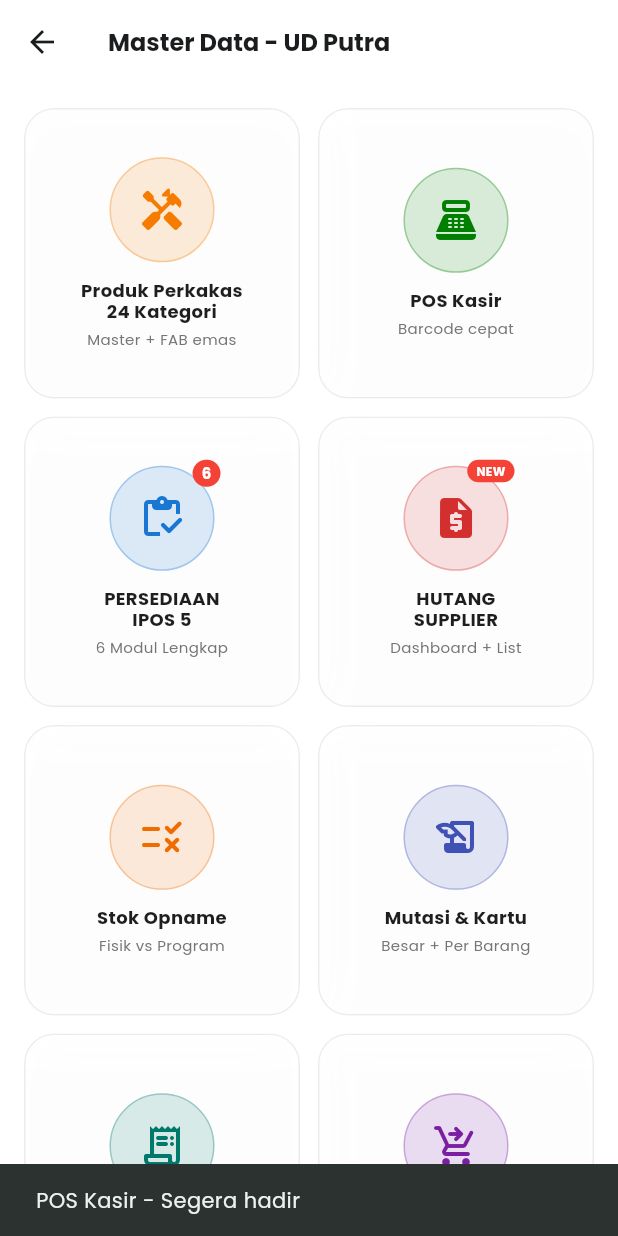
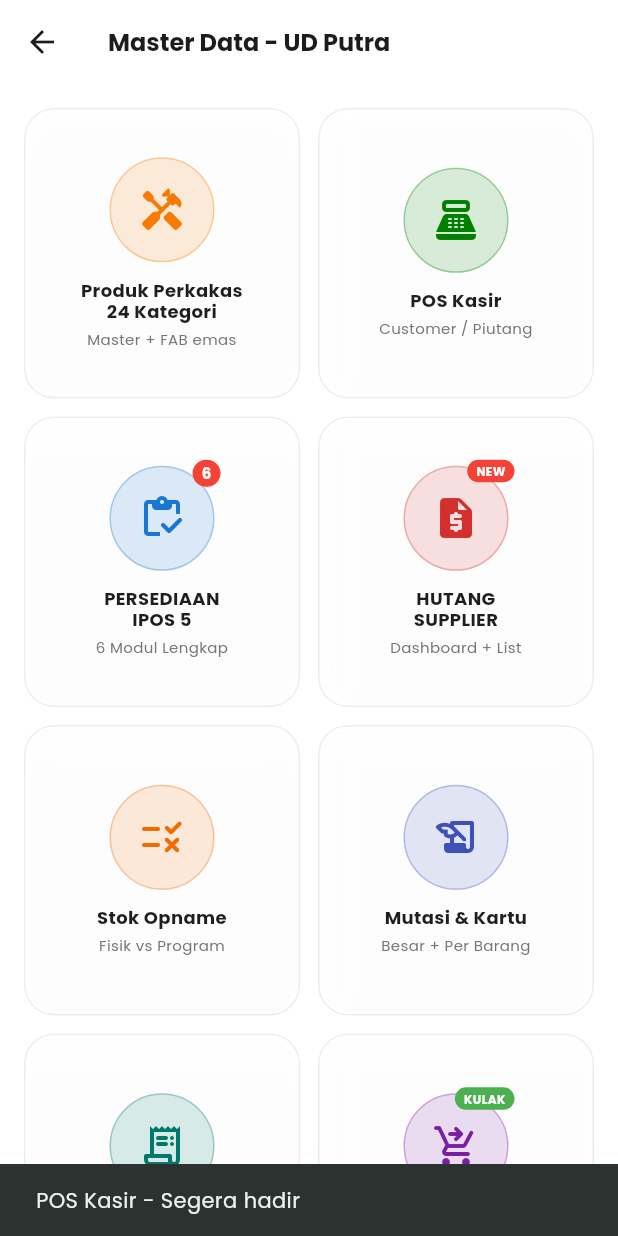
Before and after one commit to afakhor/putrasurabaya, a Flutter app: the MasterDataPage screen opened directly, after a tap on "POS Kasir", on a phone screen of 412 x 824 dp. Run offline on Flutter 3.47's test engine with Material 3 defaults, Android fonts, the phone set to English and light mode, and no system bars; our stand-ins replace cloud_firestore, connectivity_plus, drift, drift_flutter, firebase_core, flutter_riverpod and 8 more; missing offline and left inert: encrypt, mobile_scanner, print_bluetooth_thermal; accounts and stored records are empty; generated files the repository leaves out were written again.

Commit message:
Update master_data_page.dart

```diff
--- a/lib/features/auth/superuser/master_data_page.dart
+++ b/lib/features/auth/superuser/master_data_page.dart
@@ -15,6 +15,10 @@
 // HUTANG SUPPLIER - PAYABLES IPOS
 import 'payables/payables_list_page.dart';
 import 'payables/payables_dashboard_page.dart';
+
+// PEMBELIAN / KULAK SUPPLIER - BARU
+import 'purchase/purchase_list_page.dart';
+import 'purchase/purchase_input_page.dart';
 
 class MasterDataPage extends StatelessWidget {
   const MasterDataPage({super.key});
@@ -68,7 +72,31 @@
             const SizedBox(height: 16),
             _tile(ctx, Icons.dashboard_rounded, Colors.red.shade700, 'Dashboard Hutang', 'Outstanding + Overdue + Aging + Top 5 Supplier', const PayablesDashboardPage()),
             _tile(ctx, Icons.request_quote_rounded, Colors.orange.shade700, 'Daftar Hutang Supplier', 'Overdue / Due Soon / Belum Jatuh Tempo - Anti Fiktif', const PayablesListPage()),
-            _tile(ctx, Icons.analytics_rounded, Colors.purple.shade700, 'CCTV Hutang (Audit)', 'BAYAR_HUTANG + HUTANG_FIKTIF_DETECT', const PayablesListPage()),
+            _tile(ctx, Icons.analytics_rounded, Colors.purple.shade700, 'CCTV Hutang (Audit)', 'BAYAR_HUTANG + HUTANG_FIKTIF_DETECT', const PayablesDashboardPage()),
+          ],
+        ),
+      ),
+    );
+  }
+
+  void _showPembelianMenu(BuildContext context) {
+    showModalBottomSheet(
+      context: context,
+      isScrollControlled: true,
+      shape: const RoundedRectangleBorder(borderRadius: BorderRadius.vertical(top: Radius.circular(20))),
+      builder: (ctx) => SafeArea(
+        child: ListView(
+          shrinkWrap: true,
+          padding: const EdgeInsets.all(16),
+          children: [
+            Center(child: Container(width: 40, height: 4, decoration: BoxDecoration(color: Colors.grey[300], borderRadius: BorderRadius.circular(2)))),
+            const SizedBox(height: 16),
+            const Text('PEMBELIAN / KULAK SUPPLIER', style: TextStyle(fontWeight: FontWeight.bold, fontSize: 16, fontFamily: 'Poppins')),
+            const Text('Invoice Supplier + Auto Index + Masuk Hutang Supplier', style: TextStyle(fontSize: 11, color: Colors.grey)),
+            const SizedBox(height: 16),
+            _tile(ctx, Icons.list_alt_rounded, Colors.blue.shade700, 'List Faktur Kulak', 'Cari: No Faktur / Supplier / Tanggal - Auto Index', const PurchaseListPage()),
+            _tile(ctx, Icons.add_shopping_cart_rounded, Colors.green.shade700, 'Input Kulak Baru', 'Invoice Supplier + Supplier + Tanggal + Item', const PurchaseInputPage()),
+            _tile(ctx, Icons.request_quote_rounded, Colors.red.shade700, 'Lihat Hutang Supplier', 'Setelah kulak, hutang auto masuk sini', const PayablesListPage()),
           ],
         ),
       ),
@@ -104,7 +132,7 @@
       },
       {
         'title': 'POS Kasir',
-        'subtitle': 'Barcode cepat',
+        'subtitle': 'Customer / Piutang',
         'icon': Icons.point_of_sale_rounded,
         'color': const Color(0xFF007F00),
         'type': 'soon',
@@ -152,10 +180,10 @@
       },
       {
         'title': 'Pembelian',
-        'subtitle': 'PO & Masuk',
+        'subtitle': 'PO & Masuk + Hutang',
         'icon': Icons.shopping_cart_checkout_rounded,
         'color': Colors.purple.shade700,
-        'type': 'soon',
+        'type': 'pembelian',
         'page': null,
       },
       {
@@ -189,23 +217,17 @@
           final m = menus[i];
           final isPersediaan = m['type'] == 'persediaan';
           final isHutang = m['type'] == 'hutang';
+          final isPembelian = m['type'] == 'pembelian';
           return GlassCard(
             onTap: () {
-              if (isPersediaan) {
-                _showPersediaanMenu(context);
-                return;
-              }
-              if (isHutang) {
-                _showHutangMenu(context);
-                return;
-              }
+              if (isPersediaan) { _showPersediaanMenu(context); return; }
+              if (isHutang) { _showHutangMenu(context); return; }
+              if (isPembelian) { _showPembelianMenu(context); return; }
               final page = m['page'] as Widget?;
               if (page!= null) {
                 Navigator.push(context, MaterialPageRoute(builder: (_) => page));
               } else {
-                ScaffoldMessenger.of(context).showSnackBar(
-                  SnackBar(content: Text('${m['title']} - Segera hadir')),
-                );
+                ScaffoldMessenger.of(context).showSnackBar(SnackBar(content: Text('${m['title']} - Segera hadir')));
               }
             },
             child: Column(
@@ -224,25 +246,11 @@
                       child: Icon(m['icon'] as IconData, size: 32, color: m['color'] as Color),
                     ),
                     if (isPersediaan)
-                      Positioned(
-                        right: -4,
-                        top: -4,
-                        child: Container(
-                          padding: const EdgeInsets.symmetric(horizontal: 6, vertical: 2),
-                          decoration: BoxDecoration(color: Colors.red, borderRadius: BorderRadius.circular(10)),
-                          child: const Text('6', style: TextStyle(color: Colors.white, fontSize: 10, fontWeight: FontWeight.bold)),
-                        ),
-                      ),
+                      Positioned(right: -4, top: -4, child: Container(padding: const EdgeInsets.symmetric(horizontal: 6, vertical: 2), decoration: BoxDecoration(color: Colors.red, borderRadius: BorderRadius.circular(10)), child: const Text('6', style: TextStyle(color: Colors.white, fontSize: 10, fontWeight: FontWeight.bold)))),
                     if (isHutang)
-                      Positioned(
-                        right: -4,
-                        top: -4,
-                        child: Container(
-                          padding: const EdgeInsets.symmetric(horizontal: 6, vertical: 2),
-                          decoration: BoxDecoration(color: Colors.red, borderRadius: BorderRadius.circular(10)),
-                          child: const Text('NEW', style: TextStyle(color: Colors.white, fontSize: 8, fontWeight: FontWeight.bold)),
-                        ),
-                      ),
+                      Positioned(right: -4, top: -4, child: Container(padding: const EdgeInsets.symmetric(horizontal: 6, vertical: 2), decoration: BoxDecoration(color: Colors.red, borderRadius: BorderRadius.circular(10)), child: const Text('NEW', style: TextStyle(color: Colors.white, fontSize: 8, fontWeight: FontWeight.bold)))),
+                    if (isPembelian)
+                      Positioned(right: -4, top: -4, child: Container(padding: const EdgeInsets.symmetric(horizontal: 6, vertical: 2), decoration: BoxDecoration(color: Colors.green, borderRadius: BorderRadius.circular(10)), child: const Text('KULAK', style: TextStyle(color: Colors.white, fontSize: 8, fontWeight: FontWeight.bold)))),
                   ],
                 ),
                 const SizedBox(height: 12),
```
